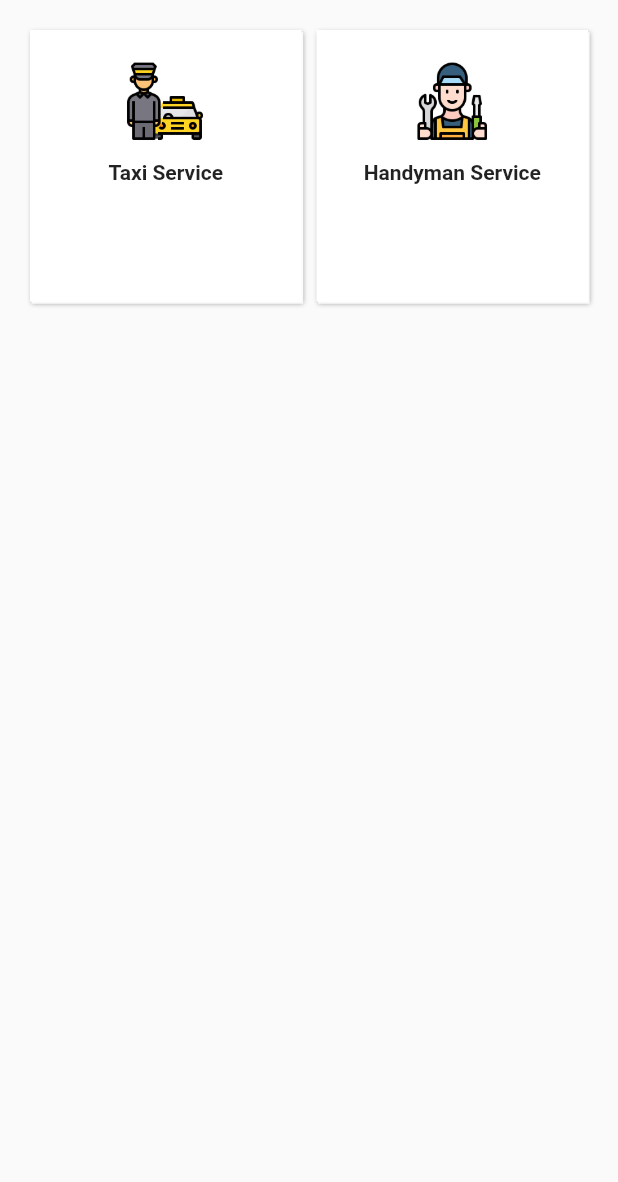
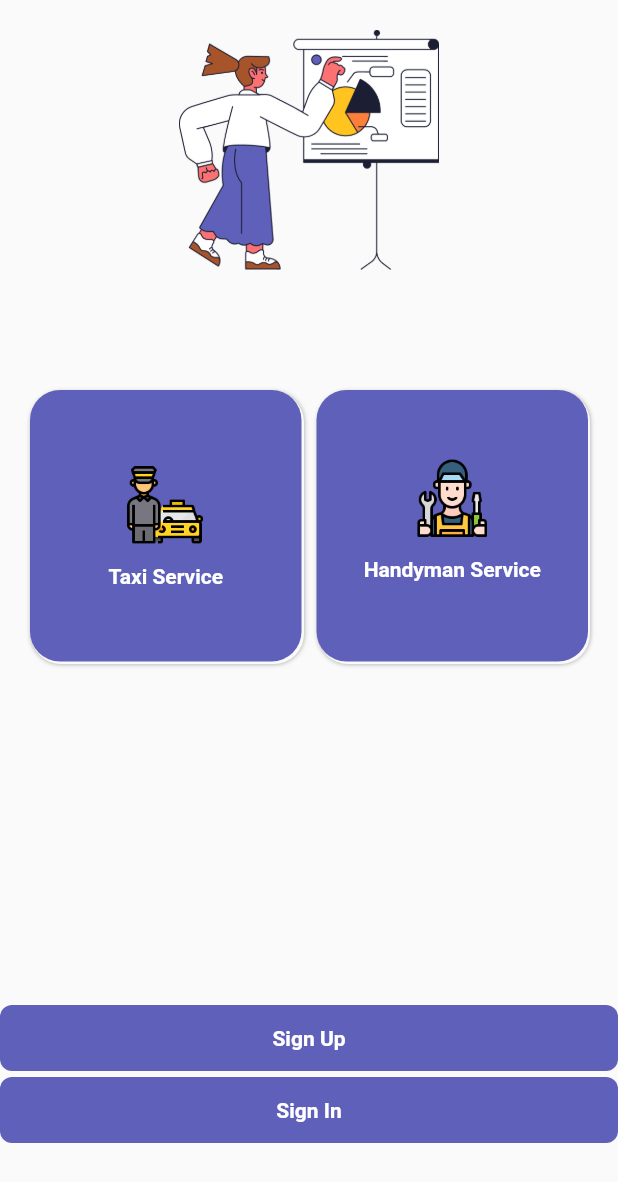
Before and after one commit to faizanje/handyman_user, a Flutter app: the screen it shows after launch, on a phone screen of 412 x 824 dp. Shown: the top 1182 px of the screen. Run offline on Flutter 3.47's test engine with Material 2 defaults, Android fonts, the light colour scheme and no system bars; drawn by our look-alikes of nb_utils; our stand-ins replace adaptive_theme, auto_size_text, avatar_glow, awesome_notifications, bubble, cached_network_image and 37 more; missing offline and left inert: cinetpay, cloud_firestore_web, firebase_auth_web, firebase_core_web, firebase_pagination, firebase_remote_config_web and 21 more; accounts and stored records are empty; generated files the repository leaves out were written again; statements that could not run were skipped; project files that could hold a hidden picture were left out.

Commit message:
dasboard changes done

```diff
--- a/lib/main.dart
+++ b/lib/main.dart
@@ -4,6 +4,7 @@ import 'package:booking_system_flutter/locale/language_en.dart';
 import 'package:booking_system_flutter/locale/languages.dart';
 import 'package:booking_system_flutter/model/material_you_model.dart';
 import 'package:booking_system_flutter/model/remote_config_data_model.dart';
+import 'package:booking_system_flutter/screens/auth/sign_up_screen.dart';
 import 'package:booking_system_flutter/screens/splash_screen.dart';
 import 'package:booking_system_flutter/services/auth_services.dart';
 import 'package:booking_system_flutter/services/chat_services.dart';
@@ -20,6 +21,7 @@ import 'package:firebase_crashlytics/firebase_crashlytics.dart';
 import 'package:flutter/material.dart';
 import 'package:flutter_localizations/flutter_localizations.dart';
 import 'package:flutter_mobx/flutter_mobx.dart';
+import 'package:get_storage/get_storage.dart';
 import 'package:nb_utils/nb_utils.dart';
 
 import 'model/booking_data_model.dart';
@@ -52,6 +54,7 @@ List<BookingStatusResponse>? cachedBookingStatusDropdown;
 
 void main() async {
   WidgetsFlutterBinding.ensureInitialized();
+  GetStorage.init();
 
   passwordLengthGlobal = 6;
   appButtonBackgroundColorGlobal = primaryColor;
@@ -142,7 +145,17 @@ class _MainAppSelector extends StatelessWidget {
   Widget build(BuildContext context) {
     return SafeArea(
       child: Scaffold(
-        body: GridView.count(
+        body: Column(
+          children: [
+            SizedBox(height: 20,),
+
+            Image.asset("assets/images/walkthrough_3.png",
+            height: 160,),
+
+            SizedBox(height: 60,),
+
+            Expanded(
+              child: GridView.count(
                 primary: false,
                 padding: const EdgeInsets.all(20),
                 crossAxisSpacing: 10,
@@ -151,21 +164,35 @@ class _MainAppSelector extends StatelessWidget {
                 children: [
                   InkWell(
                     onTap: () {
+                       final user = GetStorage();
+                       final isLogedIn = user.read("isLogedIn");
+                       print("USER LOGIN " + isLogedIn.toString());
+
+                       if(isLogedIn){
+
                          Navigator.push(
                              context,
                              MaterialPageRoute(
                                builder: (context) => CustomerMainPage(),
-                      // builder: (context) => CustomerAppSplash(),
-                    ));
+                             ),
+                         );
+                       }
+                       else{
+                         toast("Please create account first");
+                       }
+
+
                     },
                     child: Container(
                       decoration: BoxDecoration(
-                  color: Colors.white,
+                        color: appButtonBackgroundColorGlobal,
+                        borderRadius: BorderRadius.circular(20),
                         boxShadow: [
                           BoxShadow(
                             color: Colors.black.withAlpha(90),
                             offset: Offset(1.1, 1.5),
                             blurRadius: 1.9,
+
                             blurStyle: BlurStyle.outer,
                           ),
                         ],
@@ -174,6 +201,7 @@ class _MainAppSelector extends StatelessWidget {
                         padding: const EdgeInsets.all(20.0),
                         child: Column(
                           children: [
+                            Spacer(),
                             Image.asset(
                               'assets/images/taxi-driver(1).png',
                               width: 55,
@@ -183,9 +211,11 @@ class _MainAppSelector extends StatelessWidget {
                             ),
                             Text(
                               "Taxi Service",
+
                               textAlign: TextAlign.center,
-                        style: TextStyle(fontWeight: FontWeight.w600, fontSize: 14),
-                      )
+                              style: TextStyle(fontWeight: FontWeight.w600, fontSize: 14, color: Colors.white),
+                            ),
+                            Spacer(),
                           ],
                         ),
                       ),
@@ -202,7 +232,8 @@ class _MainAppSelector extends StatelessWidget {
                     },
                     child: Container(
                       decoration: BoxDecoration(
-                  color: Colors.white,
+                        color: appButtonBackgroundColorGlobal,
+                        borderRadius: BorderRadius.circular(20),
                         boxShadow: [
                           BoxShadow(
                             color: Colors.black.withAlpha(90),
@@ -215,7 +246,10 @@ class _MainAppSelector extends StatelessWidget {
                       child: Padding(
                         padding: const EdgeInsets.all(20.0),
                         child: Column(
+                          crossAxisAlignment: CrossAxisAlignment.center,
+                          mainAxisAlignment: MainAxisAlignment.center,
                           children: [
+                            Spacer(),
                             Image.asset(
                               'assets/images/man.png',
                               width: 55,
@@ -227,43 +261,51 @@ class _MainAppSelector extends StatelessWidget {
                               child: Text(
                                 "Handyman Service",
                                 textAlign: TextAlign.center,
-                          style: TextStyle(fontWeight: FontWeight.w600, fontSize: 14),
+                                style: TextStyle(fontWeight: FontWeight.w600, fontSize: 14, color: white
                                 ),
-                      )
+                              ),
+                            ),
+                            Spacer(),
+
                           ],
                         ),
                       ),
                     ),
                   ),
-            // ElevatedButton(
-            //   onPressed: () {
-            //     Navigator.push(
-            //         context,
-            //         MaterialPageRoute(
-            //           builder: (context) => MyApp(),
-            //         ));
-            //   },
-            //   child: Padding(
-            //     padding: const EdgeInsets.all(16.0),
-            //     child: Text('Handyman User'),
-            //   ),
-            // ),
-            // SizedBox(
-            //   height: 8,
-            // ),
-            // ElevatedButton(
-            //   onPressed: () {
-            //     Navigator.push(
-            //         context,
-            //         MaterialPageRoute(
-            //           builder: (context) => CustomerMainPage(),
-            //         ));
-            //   },
-            //   child: Padding(
-            //     padding: const EdgeInsets.all(16.0),
-            //     child: Text('Customer'),
-            //   ),
-            // ),
+
+                ],
+              ),
+            ),
+
+            AppButton(
+              text: language.signUp,
+              color: primaryColor,
+              textColor: Colors.white,
+              width: context.width() - context.navigationBarHeight,
+              onTap: () {
+                Navigator.push(
+                    context,
+                    MaterialPageRoute(
+                      builder: (context) => SignUpScreen(),
+                      // builder: (context) => CustomerAppSplash(),
+                    ),
+                );
+
+              },
+            ),
+            AppButton(
+              text: language.signIn,
+              color: primaryColor,
+              textColor: Colors.white,
+              width: context.width() - context.navigationBarHeight,
+              onTap: () {
+
+
+
+              },
+            ),
+            SizedBox(height: 60,),
+
           ],
         ),
       ),
--- a/pubspec.yaml
+++ b/pubspec.yaml
@@ -77,6 +77,7 @@ dependencies:
   driver_customer_app:
     path: my_packages/customer-app
   package_info_plus_web: ^2.0.0
+  get_storage: ^2.1.1
 
 
 dev_dependencies:
```
Also changed, not shown: lib/network/rest_apis.dart (+15 -2 lines), lib/screens/auth/sign_up_screen.dart (+14 -3 lines). Lines whose indentation alone changed are shown as unchanged.
